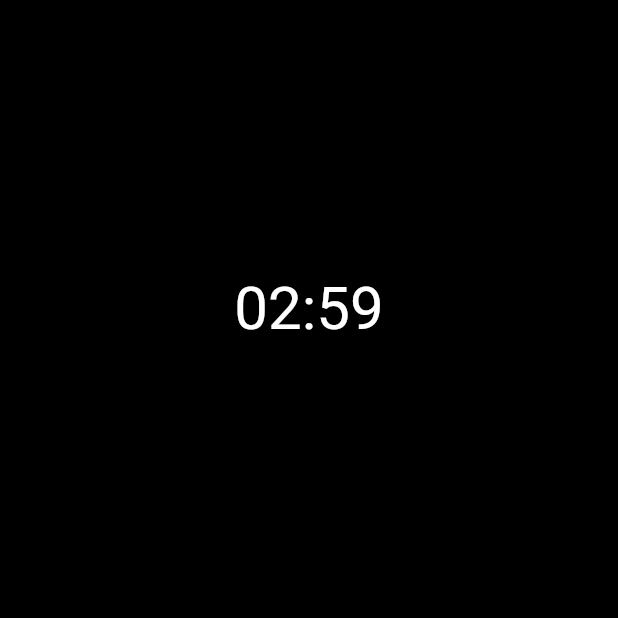
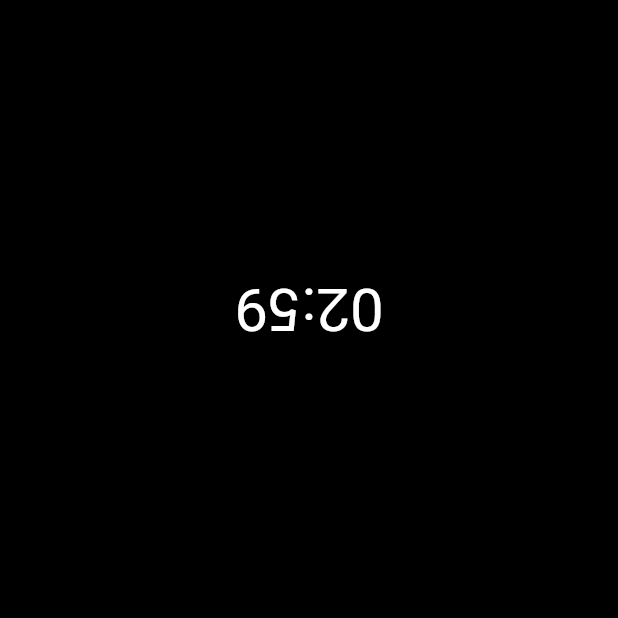
Before and after one commit to DougAlves/chessClock, a Flutter app: the screen it shows after launch, after a tap on "00:00", on a phone screen of 412 x 824 dp, the top half of it. Run offline on Flutter 3.47's test engine with Material 2 defaults, Android fonts, the phone set to English and light mode, and no system bars; our stand-ins replace dartz, flutter_mobx, mobx; generated files the repository leaves out were written again.

Commit message:
virando tempo do preto

```diff
--- a/lib/features/presentation/match_page.dart
+++ b/lib/features/presentation/match_page.dart
@@ -37,9 +37,13 @@ class _MatchPageState extends State<MatchPage> {
                 decoration: const BoxDecoration(color: Colors.black),
                 child: Center(
                   child: Observer(builder: (context) {
-                    return Text(
-                      matchStore.blackTime,
-                      style: const TextStyle(color: Colors.white, fontSize: 40),
+                    return RotatedBox(
+                      quarterTurns: 2,
+                      child: Text(
+                        matchStore.blackTime,
+                        style:
+                            const TextStyle(color: Colors.white, fontSize: 40),
+                      ),
                     );
                   }),
                 ),
```
Also changed, not shown: 1 other file.
